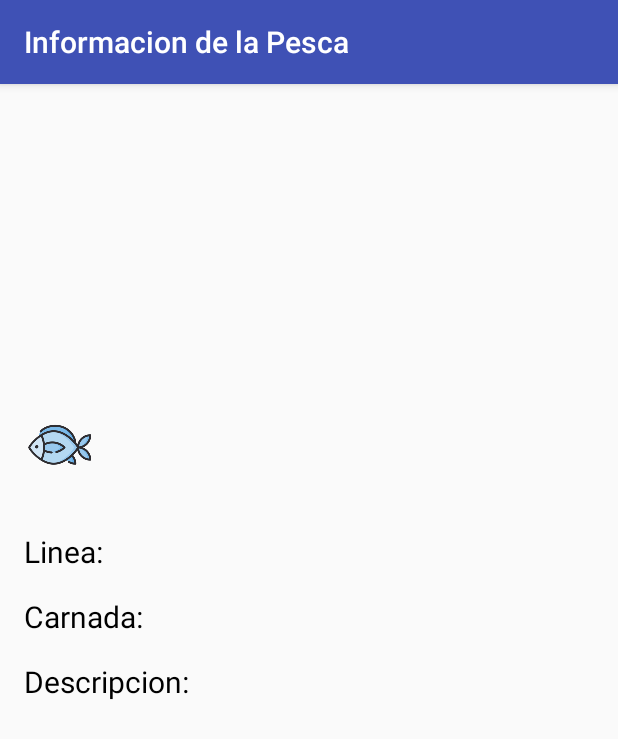
After one commit to UTN-FRBA-Mobile/APPescar, an Android app: the DetallesPesca screen opened directly, with no data from a screen before it, on a phone screen of 412 x 824 dp. The commit adds this screen. Shown: the top 739 px of the screen. Run offline under Robolectric (Android 15) with nearby library versions, the phone set to English and light mode, and no system bars.

Commit message:
Actividad de visualizacion de pesca

```diff
--- a/app/build.gradle
+++ b/app/build.gradle
@@ -40,4 +40,5 @@ dependencies {
 }
 
 
+
 apply plugin: 'com.google.gms.google-services'
--- a/app/src/main/AndroidManifest.xml
+++ b/app/src/main/AndroidManifest.xml
@@ -41,12 +41,14 @@
                 <category android:name="android.intent.category.LAUNCHER" />
             </intent-filter>
         </activity>
-
         <activity
             android:name=".FormAdd"
             android:label="@string/title_activity_form_add2"
-            android:theme="@style/AppTheme.NoActionBar">
-        </activity>
+            android:theme="@style/AppTheme.NoActionBar"></activity>
+        <activity
+            android:name=".DetallesPesca"
+            android:label="@string/title_activity_detalles_pesca"
+            android:theme="@style/AppTheme.NoActionBar"></activity>
     </application>
 
 </manifest>
--- /dev/null
+++ b/app/src/main/java/com/appescar/appescar/DetallesPesca.java
@@ -0,0 +1,54 @@
+package com.appescar.appescar;
+
+import android.content.Intent;
+import android.graphics.Bitmap;
+import android.graphics.BitmapFactory;
+import android.os.Bundle;
+import android.os.Parcelable;
+import android.support.design.widget.FloatingActionButton;
+import android.support.design.widget.Snackbar;
+import android.support.v7.app.AppCompatActivity;
+import android.support.v7.widget.Toolbar;
+import android.util.Base64;
+import android.view.View;
+import android.widget.ImageView;
+import android.widget.TextView;
+
+import java.io.FileNotFoundException;
+
+public class DetallesPesca extends AppCompatActivity {
+
+    @Override
+    protected void onCreate(Bundle savedInstanceState) {
+        super.onCreate(savedInstanceState);
+        setContentView(R.layout.activity_detalles_pesca);
+        Toolbar toolbar = (Toolbar) findViewById(R.id.toolbar);
+        setSupportActionBar(toolbar);
+
+        Intent intent = getIntent();
+
+        TextView name = (TextView) findViewById(R.id.DETAILS_name);
+        String fish = intent.getStringExtra("fish");
+        name.setText(fish);
+
+        TextView bait = (TextView) findViewById(R.id.DETAILS_bait);
+        bait.setText(intent.getStringExtra("bait"));
+
+        TextView line = (TextView) findViewById(R.id.DETAILS_line);
+        line.setText(intent.getStringExtra("line"));
+
+        TextView description = (TextView) findViewById(R.id.DETAILS_description);
+        description.setText(intent.getStringExtra("description"));
+
+        ImageView image = (ImageView) findViewById(R.id.DETAILS_img);
+        Bitmap bitmap = null;
+        try {
+            bitmap = BitmapFactory.decodeStream(this.openFileInput("myImage"));
+        } catch (FileNotFoundException e) {
+            e.printStackTrace();
+        }
+        image.setImageBitmap(bitmap);
+
+    }
+
+}
--- a/app/src/main/java/com/appescar/appescar/MapsActivity.java
+++ b/app/src/main/java/com/appescar/appescar/MapsActivity.java
@@ -5,6 +5,7 @@ package com.appescar.appescar;
  */
 
 import android.Manifest;
+import android.content.Context;
 import android.content.Intent;
 import android.content.pm.PackageManager;
 import android.graphics.Bitmap;
@@ -49,6 +50,9 @@ import com.google.firebase.database.DatabaseError;
 import com.google.firebase.database.DatabaseReference;
 import com.google.firebase.database.FirebaseDatabase;
 
+import java.io.ByteArrayOutputStream;
+import java.io.File;
+import java.io.FileOutputStream;
 import java.util.Arrays;
 import java.util.HashMap;
 
@@ -234,8 +238,6 @@ public class MapsActivity extends AppCompatActivity
         LatLng chascomus = new LatLng(-35.582637,-58.062126);
 
         mMap.setInfoWindowAdapter(new GoogleMap.InfoWindowAdapter(){
-
-
             @Override
             public View getInfoWindow(Marker marker) {
                 return null;
@@ -262,6 +264,34 @@ public class MapsActivity extends AppCompatActivity
                 description.setText(getString(R.string.detalle, pesca.getDescription()));
 
                 return v;
+            }
+        });
+
+        mMap.setOnInfoWindowClickListener(new GoogleMap.OnInfoWindowClickListener() {
+            @Override
+            public void onInfoWindowClick(Marker marker) {
+                Intent intent = new Intent(MapsActivity.this, DetallesPesca.class);
+                Pesca pesca = markers.get(marker.getSnippet());
+                intent.putExtra("fish",pesca.getFish());
+                intent.putExtra("line",pesca.getLine());
+                intent.putExtra("bait",pesca.getBait());
+
+                byte[] decoded = Base64.decode(pesca.getImg(), Base64.DEFAULT);
+                Bitmap decodedByte = BitmapFactory.decodeByteArray(decoded, 0, decoded.length);
+                String fileName = "myImage";//no .png or .jpg needed
+                try {
+                    ByteArrayOutputStream bytes = new ByteArrayOutputStream();
+                    decodedByte.compress(Bitmap.CompressFormat.JPEG, 100, bytes);
+                    FileOutputStream fo = openFileOutput(fileName, Context.MODE_PRIVATE);
+                    fo.write(bytes.toByteArray());
+                    // remember close file output
+                    fo.close();
+                } catch (Exception e) {
+                    e.printStackTrace();
+                }
+                intent.putExtra("img",fileName);
+                intent.putExtra("description",pesca.getDescription());
+                startActivity(intent);
             }
         });
 
@@ -314,9 +344,7 @@ public class MapsActivity extends AppCompatActivity
 
     @Override
     public boolean onMyLocationButtonClick() {
-        Toast.makeText(this, "MyLocation button clicked", Toast.LENGTH_SHORT).show();
-        // Return false so that we don't consume the event and the default behavior still occurs
-        // (the camera animates to the user's current position).
+        Toast.makeText(this, "Detectando ubicacion...", Toast.LENGTH_SHORT).show();
         return false;
     }
 
--- /dev/null
+++ b/app/src/main/res/layout/activity_detalles_pesca.xml
@@ -0,0 +1,25 @@
+<?xml version="1.0" encoding="utf-8"?>
+<android.support.design.widget.CoordinatorLayout xmlns:android="http://schemas.android.com/apk/res/android"
+    xmlns:app="http://schemas.android.com/apk/res-auto"
+    xmlns:tools="http://schemas.android.com/tools"
+    android:layout_width="match_parent"
+    android:layout_height="match_parent"
+    tools:context="com.appescar.appescar.DetallesPesca">
+
+    <android.support.design.widget.AppBarLayout
+        android:layout_width="match_parent"
+        android:layout_height="wrap_content"
+        android:theme="@style/AppTheme.AppBarOverlay">
+
+        <android.support.v7.widget.Toolbar
+            android:id="@+id/toolbar"
+            android:layout_width="match_parent"
+            android:layout_height="?attr/actionBarSize"
+            android:background="?attr/colorPrimary"
+            app:popupTheme="@style/AppTheme.PopupOverlay" />
+
+    </android.support.design.widget.AppBarLayout>
+
+    <include layout="@layout/content_detalles_pesca" />
+
+</android.support.design.widget.CoordinatorLayout>
--- /dev/null
+++ b/app/src/main/res/layout/content_detalles_pesca.xml
@@ -0,0 +1,128 @@
+<?xml version="1.0" encoding="utf-8"?>
+<android.support.constraint.ConstraintLayout xmlns:android="http://schemas.android.com/apk/res/android"
+    xmlns:app="http://schemas.android.com/apk/res-auto"
+    xmlns:tools="http://schemas.android.com/tools"
+    android:layout_width="match_parent"
+    android:layout_height="match_parent"
+    app:layout_behavior="@string/appbar_scrolling_view_behavior"
+    tools:context="com.appescar.appescar.DetallesPesca"
+    tools:showIn="@layout/activity_detalles_pesca">
+    <LinearLayout xmlns:android="http://schemas.android.com/apk/res/android"
+        xmlns:tools="http://schemas.android.com/tools" android:layout_width="368dp"
+        android:layout_height="495dp"
+        android:orientation="vertical"
+        tools:layout_editor_absoluteY="8dp"
+        tools:layout_editor_absoluteX="8dp">
+
+        <ImageView
+            android:id="@+id/DETAILS_img"
+            android:layout_width="match_parent"
+            android:layout_height="200dp"
+            android:scaleType="centerCrop"/>
+
+        <RelativeLayout
+            android:layout_width="match_parent"
+            android:layout_height="82dp"
+            android:padding="@dimen/activity_vertical_margin">
+
+            <View
+                android:id="@+id/DETAILS_circle"
+                android:layout_width="48dp"
+                android:layout_height="48dp"
+                android:background="@mipmap/ic_launcher"
+                android:layout_centerVertical="true"
+                android:layout_alignParentLeft="true"/>
+
+            <TextView
+                android:id="@+id/DETAILS_name"
+                android:layout_width="wrap_content"
+                android:layout_height="wrap_content"
+                android:layout_toRightOf="@+id/DETAILS_circle"
+                android:layout_marginLeft="@dimen/activity_horizontal_margin"
+                android:layout_centerVertical="true"
+                android:textColor="#000"
+                android:textSize="25sp"/>
+
+        </RelativeLayout>
+
+        <LinearLayout
+            android:layout_width="wrap_content"
+            android:layout_height="wrap_content"
+            android:layout_centerVertical="true"
+            android:padding="@dimen/activity_horizontal_margin"
+            android:orientation="vertical">
+
+            <RelativeLayout
+                android:layout_width="match_parent"
+                android:layout_height="wrap_content">
+
+                <TextView
+                    android:id="@+id/DETAILS_line_label"
+                    android:layout_width="wrap_content"
+                    android:layout_height="wrap_content"
+                    android:text="Linea:"
+                    android:textColor="#000"
+                    android:textSize="20sp"/>
+
+                <TextView
+                    android:id="@+id/DETAILS_line"
+                    android:layout_width="wrap_content"
+                    android:layout_height="wrap_content"
+                    android:layout_toRightOf="@+id/DETAILS_line_label"
+                    android:layout_marginLeft="@dimen/activity_horizontal_margin"
+                    android:textColor="#9f9f9f"
+                    android:textSize="20sp"/>
+
+            </RelativeLayout>
+
+            <RelativeLayout
+                android:layout_width="match_parent"
+                android:layout_height="wrap_content"
+                android:layout_marginTop="@dimen/activity_vertical_margin">
+
+                <TextView
+                    android:id="@+id/DETAILS_bait_label"
+                    android:layout_width="wrap_content"
+                    android:layout_height="wrap_content"
+                    android:text="Carnada:"
+                    android:textColor="#000"
+                    android:textSize="20sp"/>
+
+                <TextView
+                    android:id="@+id/DETAILS_bait"
+                    android:layout_width="wrap_content"
+                    android:layout_height="wrap_content"
+                    android:layout_toRightOf="@+id/DETAILS_bait_label"
+                    android:layout_marginLeft="@dimen/activity_horizontal_margin"
+                    android:textColor="#9f9f9f"
+                    android:textSize="20sp"/>
+
+            </RelativeLayout>
+
+            <RelativeLayout
+                android:layout_width="match_parent"
+                android:layout_height="wrap_content"
+                android:layout_marginTop="@dimen/activity_vertical_margin">
+
+                <TextView
+                    android:id="@+id/DETAILS_description_label"
+                    android:layout_width="wrap_content"
+                    android:layout_height="wrap_content"
+                    android:text="Descripcion:"
+                    android:textColor="#000"
+                    android:textSize="20sp"/>
+
+                <TextView
+                    android:id="@+id/DETAILS_description"
+                    android:layout_width="wrap_content"
+                    android:layout_height="wrap_content"
+                    android:layout_toRightOf="@+id/DETAILS_description_label"
+                    android:layout_marginLeft="@dimen/activity_horizontal_margin"
+                    android:textColor="#9f9f9f"
+                    android:textSize="20sp"/>
+
+            </RelativeLayout>
+        </LinearLayout>
+    </LinearLayout>
+
+</android.support.constraint.ConstraintLayout>
--- a/app/src/main/res/values/strings.xml
+++ b/app/src/main/res/values/strings.xml
@@ -70,5 +70,6 @@
     <string name="carnada">Carnada: %s</string>
     <string name="linea">Linea: %s</string>
     <string name="detalle">Detalle: %s</string>
+    <string name="title_activity_detalles_pesca">Informacion de la Pesca</string>
 
 </resources>
```
